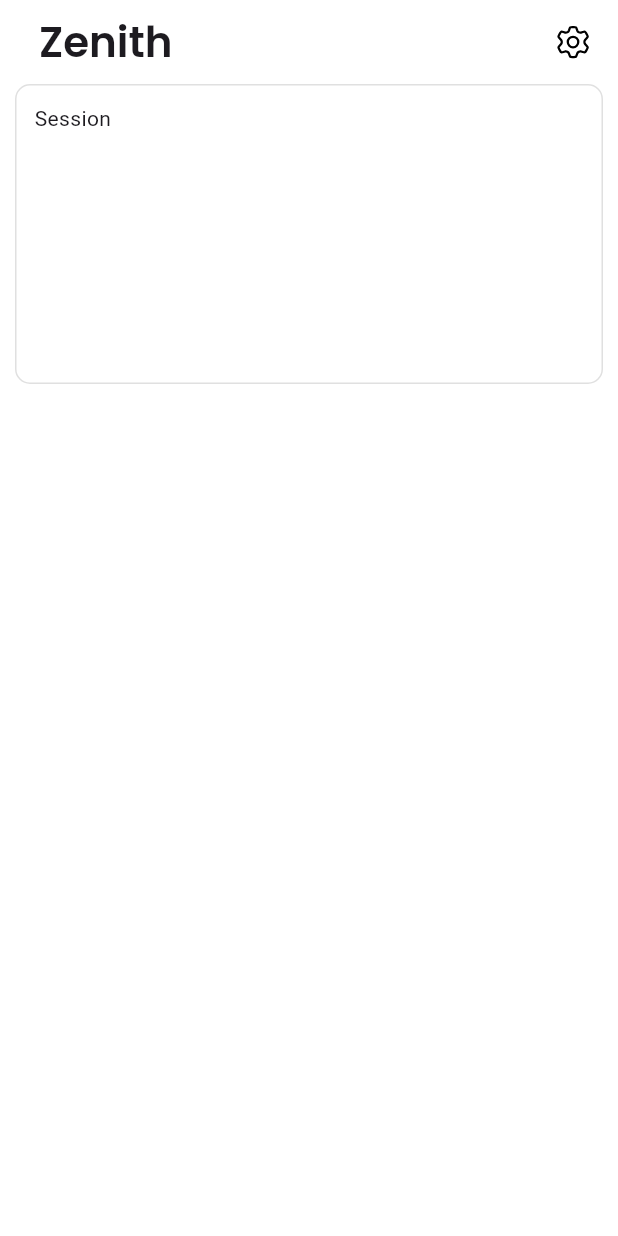
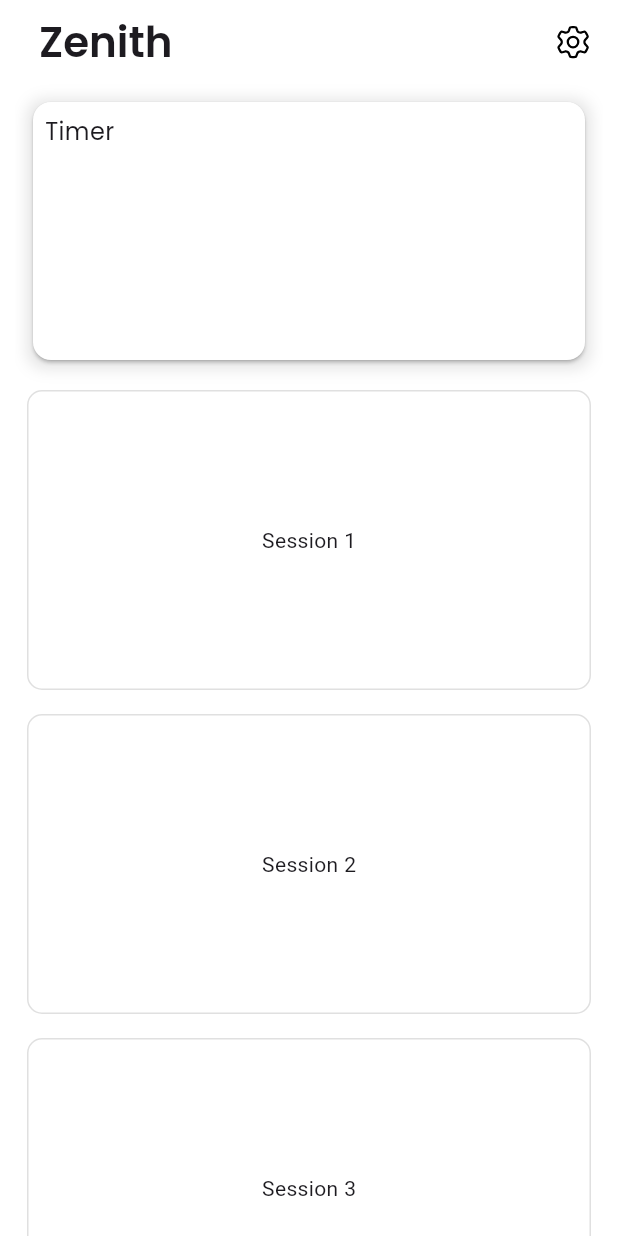
Before and after one commit to ShaikhinSPace/zenith-flutter, a Flutter app: the screen it shows after launch, on a phone screen of 412 x 824 dp. Run offline on Flutter 3.47's test engine with Material 3 defaults, Android fonts, the light colour scheme and no system bars; our stand-ins replace dio, firebase_core, flutter_bloc, flutter_dotenv, flutter_screenutil, flutter_svg and 8 more; accounts and stored records are empty.

Commit message:
feat: Implement automatic carousel widget for home screen

```diff
--- a/lib/features/home/home.dart
+++ b/lib/features/home/home.dart
@@ -1,6 +1,7 @@
 import 'package:flutter/material.dart';
 import 'package:flutter_screenutil/flutter_screenutil.dart';
 import 'package:flutter_svg/svg.dart';
+import 'package:path/path.dart';
 import 'package:zenith/common/assetsource/assetsource.dart';
 import 'package:zenith/common/widgets/normal_text_widget.dart';
 import 'package:zenith/common/widgets/tappable_container.dart';
@@ -10,6 +11,7 @@ import 'package:zenith/core/route/routes.dart';
 import 'package:zenith/core/screen_padding.dart';
 import 'package:zenith/core/transition/transition_config.dart';
 import 'package:zenith/features/home/banner_ad.dart';
+import 'package:zenith/features/summary/auto_carousel.dart';
 
 class HomeScreen extends StatefulWidget {
   const HomeScreen({super.key});
@@ -50,7 +52,46 @@ class _HomeScreenState extends State<HomeScreen> {
                 ),
               ),
               SliverToBoxAdapter(
-                child: TappableContainer(child: Text('Session'), onTap: () {}),
+                child: AutomaticCarousel(
+                  items: [
+                    Card(
+                      child: Padding(
+                        padding: EdgeInsets.all(8.sp),
+                        child: Column(
+                          children: [
+                            Row(children: [NormalTextWidget(text: 'Timer')]),
+                          ],
+                        ),
+                      ),
+                    ),
+                    // _buildCarouselItem(Colors.green, 'Slide 2', Icons.favorite),
+                    // _buildCarouselItem(Colors.blue, 'Slide 3', Icons.thumb_up),
+                    // _buildCarouselItem(
+                    //   Colors.orange,
+                    //   'Slide 4',
+                    //   Icons.lightbulb,
+                    // ),
+                  ],
+                  autoScrollDuration: const Duration(seconds: 3),
+                  autoScrollEnabled: true,
+                  height: 180,
+                  onPageChanged: (index) {
+                    print('Page changed to: $index');
+                  },
+                ),
+              ),
+              SliverList.builder(
+                itemBuilder: (context, idx) {
+                  return Padding(
+                    padding: const EdgeInsets.all(8.0),
+                    child: TappableContainer(
+                      child: Center(child: Text('Session ${idx + 1}')),
+                      onTap: () {
+                        getIt<NavigationService>().goTo(Routes.sessionScreen);
+                      },
+                    ),
+                  );
+                },
               ),
             ],
           ),
@@ -58,4 +99,32 @@ class _HomeScreenState extends State<HomeScreen> {
       ),
     );
   }
+
+  Widget _buildCarouselItem(Color color, String title, IconData icon) {
+    return Container(
+      width: double.infinity,
+      decoration: BoxDecoration(
+        gradient: LinearGradient(
+          begin: Alignment.topLeft,
+          end: Alignment.bottomRight,
+          colors: [color, color.withOpacity(0.7)],
+        ),
+      ),
+      child: Column(
+        mainAxisAlignment: MainAxisAlignment.center,
+        children: [
+          Icon(icon, size: 48, color: Colors.white),
+          const SizedBox(height: 12),
+          Text(
+            title,
+            style: const TextStyle(
+              fontSize: 24,
+              fontWeight: FontWeight.bold,
+              color: Colors.white,
+            ),
+          ),
+        ],
+      ),
+    );
+  }
 }
--- /dev/null
+++ b/lib/features/summary/auto_carousel.dart
@@ -0,0 +1,259 @@
+import 'package:flutter/material.dart';
+import 'dart:async';
+
+class AutomaticCarousel extends StatefulWidget {
+  final List<Widget> items;
+  final Duration autoScrollDuration;
+  final bool autoScrollEnabled;
+  final double height;
+  final bool showIndicators;
+  final bool showNavigationButtons;
+  final EdgeInsetsGeometry padding;
+  final BorderRadius borderRadius;
+  final bool showPause;
+  final Function(int)? onPageChanged;
+
+  const AutomaticCarousel({
+    Key? key,
+    required this.items,
+    this.autoScrollDuration = const Duration(seconds: 3),
+    this.autoScrollEnabled = true,
+    this.height = 200.0,
+    this.showIndicators = true,
+    this.showNavigationButtons = false,
+    this.showPause = false,
+    this.padding = const EdgeInsets.all(8.0),
+    this.borderRadius = const BorderRadius.all(Radius.circular(12.0)),
+    this.onPageChanged,
+  }) : super(key: key);
+
+  @override
+  State<AutomaticCarousel> createState() => _AutomaticCarouselState();
+}
+
+class _AutomaticCarouselState extends State<AutomaticCarousel> {
+  late PageController _pageController;
+  Timer? _timer;
+  int _currentPage = 0;
+  bool _isAutoScrollActive = false;
+
+  @override
+  void initState() {
+    _pageController = PageController();
+    _isAutoScrollActive = widget.autoScrollEnabled;
+    _startAutoScroll();
+    super.initState();
+  }
+
+  @override
+  void dispose() {
+    _timer?.cancel();
+    _pageController.dispose();
+    super.dispose();
+  }
+
+  void _startAutoScroll() {
+    if (!_isAutoScrollActive || widget.items.isEmpty) return;
+
+    _timer?.cancel();
+    _timer = Timer.periodic(widget.autoScrollDuration, (timer) {
+      if (_pageController.hasClients) {
+        int nextPage = (_currentPage + 1) % widget.items.length;
+        _pageController.animateToPage(
+          nextPage,
+          duration: const Duration(milliseconds: 350),
+          curve: Curves.easeInOut,
+        );
+      }
+    });
+  }
+
+  void _stopAutoScroll() {
+    _timer?.cancel();
+  }
+
+  void _toggleAutoScroll() {
+    setState(() {
+      _isAutoScrollActive = !_isAutoScrollActive;
+      if (_isAutoScrollActive) {
+        _startAutoScroll();
+      } else {
+        _stopAutoScroll();
+      }
+    });
+  }
+
+  void _goToPage(int page) {
+    _pageController.animateToPage(
+      page,
+      duration: const Duration(milliseconds: 350),
+      curve: Curves.easeInOut,
+    );
+  }
+
+  void _previousPage() {
+    int previousPage =
+        _currentPage == 0 ? widget.items.length - 1 : _currentPage - 1;
+    _goToPage(previousPage);
+  }
+
+  void _nextPage() {
+    int nextPage = (_currentPage + 1) % widget.items.length;
+    _goToPage(nextPage);
+  }
+
+  @override
+  Widget build(BuildContext context) {
+    if (widget.items.isEmpty) {
+      return Container(
+        height: widget.height,
+        padding: widget.padding,
+        child: const Center(child: Text('No items to display')),
+      );
+    }
+
+    return Padding(
+      padding: widget.padding,
+      child: Column(
+        children: [
+          // Carousel Container
+          Container(
+            height: widget.height,
+            decoration: BoxDecoration(
+              borderRadius: widget.borderRadius,
+              boxShadow: [
+                BoxShadow(
+                  color: Colors.black.withOpacity(0.1),
+                  blurRadius: 8,
+                  offset: const Offset(0, 2),
+                ),
+              ],
+            ),
+            child: Stack(
+              children: [
+                // PageView
+                ClipRRect(
+                  borderRadius: widget.borderRadius,
+                  child: PageView.builder(
+                    controller: _pageController,
+                    onPageChanged: (index) {
+                      setState(() {
+                        _currentPage = index;
+                      });
+                      widget.onPageChanged?.call(index);
+                    },
+                    itemCount: widget.items.length,
+                    itemBuilder: (context, index) {
+                      return widget.items[index];
+                    },
+                  ),
+                ),
+
+                // Navigation Buttons
+                if (widget.showNavigationButtons) ...[
+                  Positioned(
+                    left: 8,
+                    top: 0,
+                    bottom: 0,
+                    child: Center(
+                      child: GestureDetector(
+                        onTap: _previousPage,
+                        child: Container(
+                          padding: const EdgeInsets.all(8),
+                          decoration: BoxDecoration(
+                            color: Colors.black.withOpacity(0.5),
+                            shape: BoxShape.circle,
+                          ),
+                          child: const Icon(
+                            Icons.chevron_left,
+                            color: Colors.white,
+                            size: 24,
+                          ),
+                        ),
+                      ),
+                    ),
+                  ),
+                  Positioned(
+                    right: 8,
+                    top: 0,
+                    bottom: 0,
+                    child: Center(
+                      child: GestureDetector(
+                        onTap: _nextPage,
+                        child: Container(
+                          padding: const EdgeInsets.all(8),
+                          decoration: BoxDecoration(
+                            color: Colors.black.withOpacity(0.5),
+                            shape: BoxShape.circle,
+                          ),
+                          child: const Icon(
+                            Icons.chevron_right,
+                            color: Colors.white,
+                            size: 24,
+                          ),
+                        ),
+                      ),
+                    ),
+                  ),
+                ],
+
+                // Auto-scroll toggle button
+                widget.showPause
+                    ? Positioned(
+                      top: 8,
+                      right: 8,
+                      child: GestureDetector(
+                        onTap: _toggleAutoScroll,
+                        child: Container(
+                          padding: const EdgeInsets.all(6),
+                          decoration: BoxDecoration(
+                            color: Colors.black.withOpacity(0.6),
+                            borderRadius: BorderRadius.circular(20),
+                          ),
+                          child: Icon(
+                            _isAutoScrollActive
+                                ? Icons.pause
+                                : Icons.play_arrow,
+                            color: Colors.white,
+                            size: 20,
+                          ),
+                        ),
+                      ),
+                    )
+                    : SizedBox.shrink(),
+              ],
+            ),
+          ),
+
+          // Indicators
+          if (widget.showIndicators && widget.items.length > 1)
+            Padding(
+              padding: const EdgeInsets.only(top: 12.0),
+              child: Row(
+                mainAxisAlignment: MainAxisAlignment.center,
+                children: List.generate(
+                  widget.items.length,
+                  (index) => GestureDetector(
+                    onTap: () => _goToPage(index),
+                    child: AnimatedContainer(
+                      duration: const Duration(milliseconds: 300),
+                      margin: const EdgeInsets.symmetric(horizontal: 4),
+                      height: 8,
+                      width: _currentPage == index ? 24 : 8,
+                      decoration: BoxDecoration(
+                        color:
+                            _currentPage == index
+                                ? Theme.of(context).primaryColor
+                                : Colors.grey.withOpacity(0.5),
+                        borderRadius: BorderRadius.circular(4),
+                      ),
+                    ),
+                  ),
+                ),
+              ),
+            ),
+        ],
+      ),
+    );
+  }
+}
```
